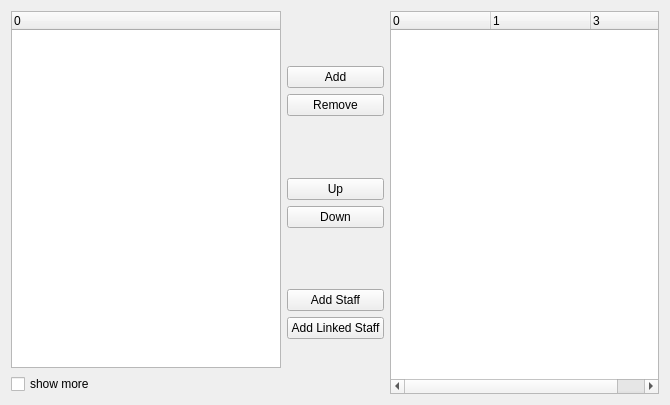
First picture: the form in mscore/mscore/instrwizard.ui, repository musescore/musescore-old, before the edit.
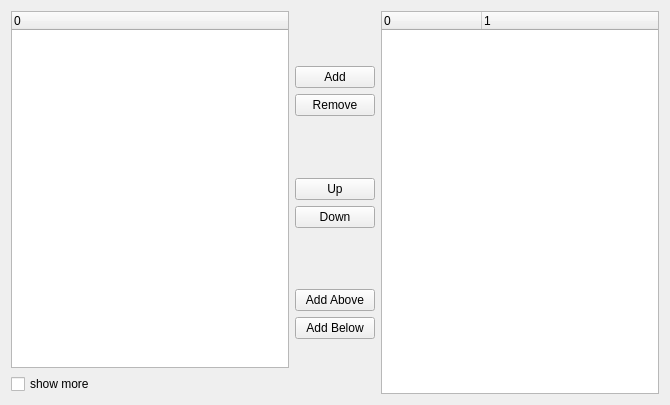
Second picture: the form after the edit.

Patch:
```diff
--- a/mscore/mscore/instrwizard.ui
+++ b/mscore/mscore/instrwizard.ui
@@ -139,6 +139,19 @@
        </property>
       </spacer>
      </item>
+     <item>
+      <widget class="QPushButton" name="aboveButton">
+       <property name="sizePolicy">
+        <sizepolicy hsizetype="Minimum" vsizetype="Fixed">
+         <horstretch>0</horstretch>
+         <verstretch>0</verstretch>
+        </sizepolicy>
+       </property>
+       <property name="text">
+        <string>Add Above</string>
+       </property>
+      </widget>
+     </item>
      <item>
       <widget class="QPushButton" name="belowButton">
        <property name="sizePolicy">
@@ -148,14 +161,7 @@
         </sizepolicy>
        </property>
        <property name="text">
-        <string>Add Staff</string>
-       </property>
-      </widget>
-     </item>
-     <item>
-      <widget class="QPushButton" name="linkedButton">
-       <property name="text">
-        <string>Add Linked Staff</string>
+        <string>Add Below</string>
        </property>
       </widget>
      </item>
@@ -183,7 +189,7 @@
       <bool>true</bool>
      </property>
      <property name="columnCount">
-      <number>3</number>
+      <number>2</number>
      </property>
      <column>
       <property name="text">
@@ -195,11 +201,6 @@
        <string>1</string>
       </property>
      </column>
-     <column>
-      <property name="text">
-       <string notr="true">3</string>
-      </property>
-     </column>
     </widget>
    </item>
   </layout>
```
